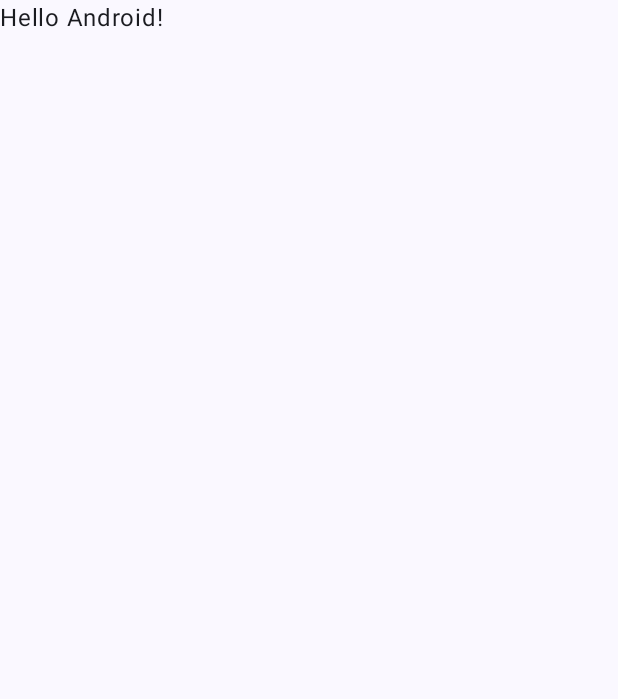
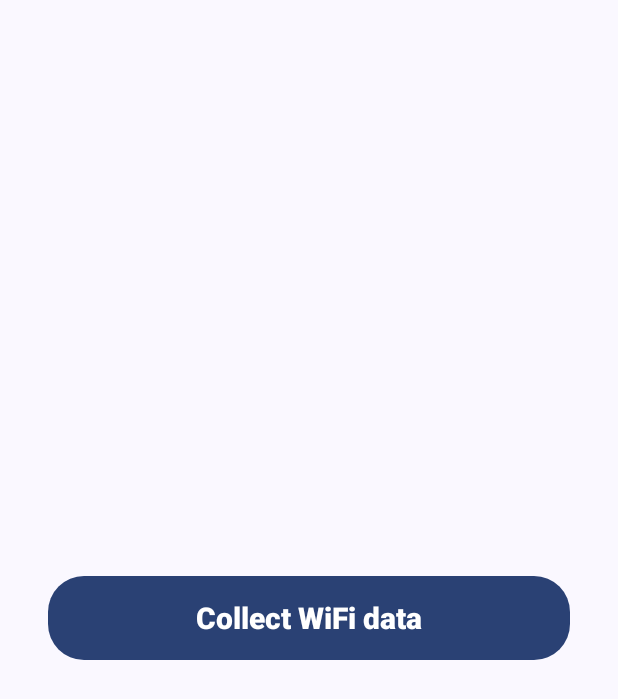
Before and after one commit to VasylTkachovGL/WifiStats, an Android app built with Jetpack Compose: the screen it shows after launch (MainActivity), on a phone screen of 412 x 824 dp. Before the commit the part shown is almost empty. Shown: the top 699 px of the screen. Run offline under Robolectric (Android 15) with nearby library versions, the light colour scheme and no system bars.

Commit message:
add basic architecture

```diff
--- /dev/null
+++ b/app/src/main/java/com/globallogic/wifistats/BaseViewModel.kt
@@ -0,0 +1,30 @@
+package com.globallogic.wifistats
+
+import android.app.Application
+import androidx.lifecycle.AndroidViewModel
+import com.globallogic.wifistats.di.DaggerInjector
+import javax.inject.Inject
+
+class BaseViewModel(application: Application) : AndroidViewModel(application) {
+
+    @Inject
+    lateinit var repository: WifiRepository
+
+    init {
+        DaggerInjector.buildComponent(application.applicationContext).inject(this)
+    }
+
+    fun collectWifiData() {
+        repository.collectWifiData()
+    }
+
+//    class BaseViewModelFactory(private val application: Application) :
+//        ViewModelProvider.Factory {
+//        override fun <T : ViewModel> create(modelClass: Class<T>): T {
+//            if (modelClass.isAssignableFrom(BaseViewModel::class.java)) {
+//                return BaseViewModel(application) as T
+//            }
+//            throw IllegalArgumentException("Unknown ViewModel class")
+//        }
+//    }
+}
--- /dev/null
+++ b/app/src/main/java/com/globallogic/wifistats/CollectorScreen.kt
@@ -0,0 +1,61 @@
+package com.globallogic.wifistats
+
+import android.app.Application
+import androidx.compose.foundation.layout.*
+import androidx.compose.foundation.rememberScrollState
+import androidx.compose.foundation.shape.RoundedCornerShape
+import androidx.compose.foundation.verticalScroll
+import androidx.compose.material3.Button
+import androidx.compose.material3.MaterialTheme
+import androidx.compose.material3.Surface
+import androidx.compose.material3.Text
+import androidx.compose.runtime.Composable
+import androidx.compose.ui.Alignment
+import androidx.compose.ui.Modifier
+import androidx.compose.ui.res.stringResource
+import androidx.compose.ui.text.TextStyle
+import androidx.compose.ui.text.font.FontWeight
+import androidx.compose.ui.tooling.preview.Preview
+import androidx.compose.ui.unit.dp
+import androidx.compose.ui.unit.sp
+
+@Composable
+fun CollectorScreen(
+    viewModel: BaseViewModel
+) {
+    Surface(
+        modifier = Modifier.fillMaxSize(),
+        color = MaterialTheme.colorScheme.background
+    ) {
+        Column(
+            modifier = Modifier
+                .fillMaxSize()
+                .padding(start = 32.dp, end = 32.dp)
+                .verticalScroll(rememberScrollState()),
+            verticalArrangement = Arrangement.Center,
+            horizontalAlignment = Alignment.CenterHorizontally
+        ) {
+            Button(
+                onClick = { viewModel.collectWifiData() },
+                modifier = Modifier
+                    .fillMaxWidth()
+                    .height(56.dp),
+                shape = RoundedCornerShape(24.dp),
+            ) {
+                Text(
+                    text = stringResource(id = R.string.collect_wifi_data),
+                    style = TextStyle(
+                        fontWeight = FontWeight.W900,
+                        fontSize = 20.sp
+                    )
+                )
+            }
+        }
+    }
+}
+
+@Preview
+@Composable
+fun CollectorScreenPreview() {
+    //CollectorScreen()
+}
--- a/app/src/main/java/com/globallogic/wifistats/MainActivity.kt
+++ b/app/src/main/java/com/globallogic/wifistats/MainActivity.kt
@@ -3,41 +3,23 @@ package com.globallogic.wifistats
 import android.os.Bundle
 import androidx.activity.ComponentActivity
 import androidx.activity.compose.setContent
-import androidx.compose.foundation.layout.fillMaxSize
-import androidx.compose.material3.MaterialTheme
-import androidx.compose.material3.Surface
-import androidx.compose.material3.Text
-import androidx.compose.runtime.Composable
-import androidx.compose.ui.Modifier
-import androidx.compose.ui.tooling.preview.Preview
+import androidx.lifecycle.ViewModelProvider
 import com.globallogic.wifistats.ui.theme.WifiStatsTheme
 
 class MainActivity : ComponentActivity() {
+
+    lateinit var viewModel: BaseViewModel
+
     override fun onCreate(savedInstanceState: Bundle?) {
         super.onCreate(savedInstanceState)
+        viewModel = ViewModelProvider(this).get(BaseViewModel::class.java)
+
         setContent {
             WifiStatsTheme {
-                // A surface container using the 'background' color from the theme
-                Surface(
-                    modifier = Modifier.fillMaxSize(),
-                    color = MaterialTheme.colorScheme.background
-                ) {
-                    Greeting("Android")
-                }
+                CollectorScreen(
+                    viewModel = viewModel
+                )
             }
         }
     }
 }
-
-@Composable
-fun Greeting(name: String) {
-    Text(text = "Hello $name!")
-}
-
-@Preview(showBackground = true)
-@Composable
-fun DefaultPreview() {
-    WifiStatsTheme {
-        Greeting("Android")
-    }
-}
--- /dev/null
+++ b/app/src/main/java/com/globallogic/wifistats/WifiRepository.kt
@@ -0,0 +1,5 @@
+package com.globallogic.wifistats
+
+interface WifiRepository {
+    fun collectWifiData()
+}
--- /dev/null
+++ b/app/src/main/java/com/globallogic/wifistats/WifiRepositoryImpl.kt
@@ -0,0 +1,11 @@
+package com.globallogic.wifistats
+
+import android.content.Context
+import javax.inject.Inject
+
+class WifiRepositoryImpl @Inject constructor(private val context: Context): WifiRepository{
+
+    override fun collectWifiData() {
+        TODO("Not yet implemented")
+    }
+}
--- /dev/null
+++ b/app/src/main/java/com/globallogic/wifistats/di/AppComponent.kt
@@ -0,0 +1,18 @@
+package com.globallogic.wifistats.di
+
+import android.content.Context
+import com.globallogic.wifistats.BaseViewModel
+import dagger.BindsInstance
+import dagger.Component
+
+@Component(modules = [AppModule::class])
+interface AppComponent {
+
+    @Component.Factory
+    interface Factory {
+        // With @BindsInstance, the Context passed in will be available in the graph
+        fun create(@BindsInstance context: Context) : AppComponent
+    }
+
+    fun inject(viewModel: BaseViewModel)
+}
--- /dev/null
+++ b/app/src/main/java/com/globallogic/wifistats/di/DaggerInjector.kt
@@ -0,0 +1,15 @@
+package com.globallogic.wifistats.di
+
+import android.content.Context
+
+class DaggerInjector {
+    companion object {
+        private lateinit var instance: AppComponent
+
+        fun buildComponent(context: Context): AppComponent {
+            instance = DaggerAppComponent.factory().create(context)
+            return instance
+        }
+    }
+
+}
--- a/app/src/main/res/values/strings.xml
+++ b/app/src/main/res/values/strings.xml
@@ -1,3 +1,4 @@
 <resources>
     <string name="app_name">WifiStats</string>
+    <string name="collect_wifi_data">Collect WiFi data</string>
 </resources>
--- a/build.gradle
+++ b/build.gradle
@@ -1,12 +1,14 @@
 buildscript {
     ext {
-        compose_version = '1.1.0-beta01'
+        compose_version = '1.1.1'
+        dagger_version = "2.38.1"
+        retrofit_version = "2.9.0"
     }
 }// Top-level build file where you can add configuration options common to all sub-projects/modules.
 plugins {
     id 'com.android.application' version '7.2.2' apply false
     id 'com.android.library' version '7.2.2' apply false
-    id 'org.jetbrains.kotlin.android' version '1.5.31' apply false
+    id 'org.jetbrains.kotlin.android' version '1.6.10' apply false
 }
 
 task clean(type: Delete) {
```
Also changed, not shown: app/build.gradle (+17 -9 lines), app/src/main/java/com/globallogic/wifistats/di/AppModule.kt (added, +14 -0 lines).
